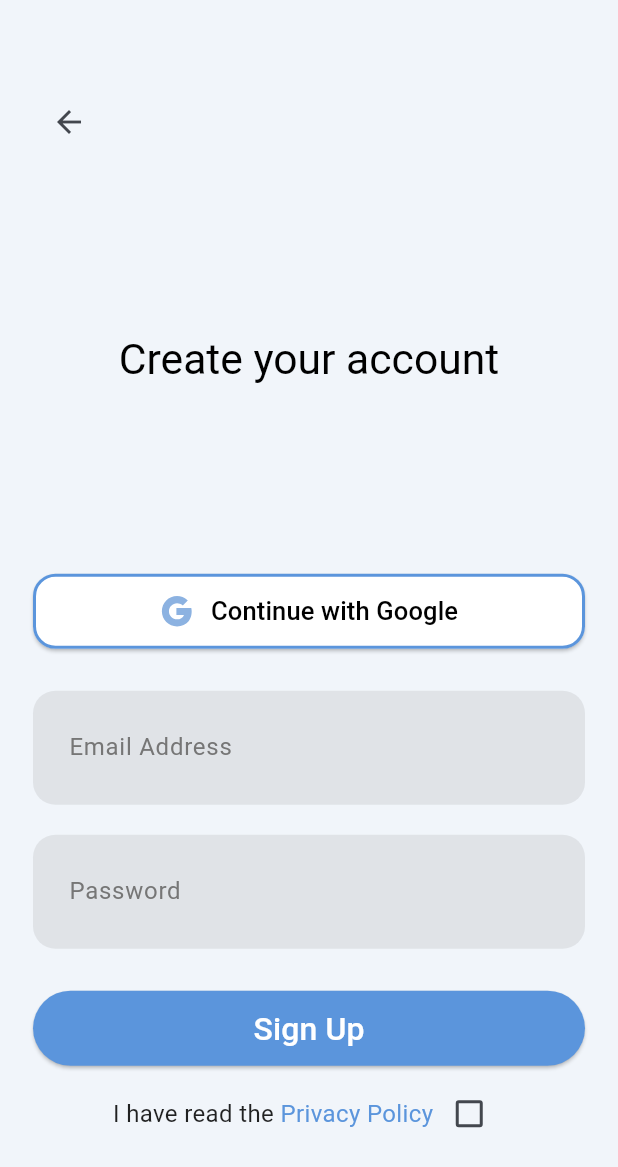
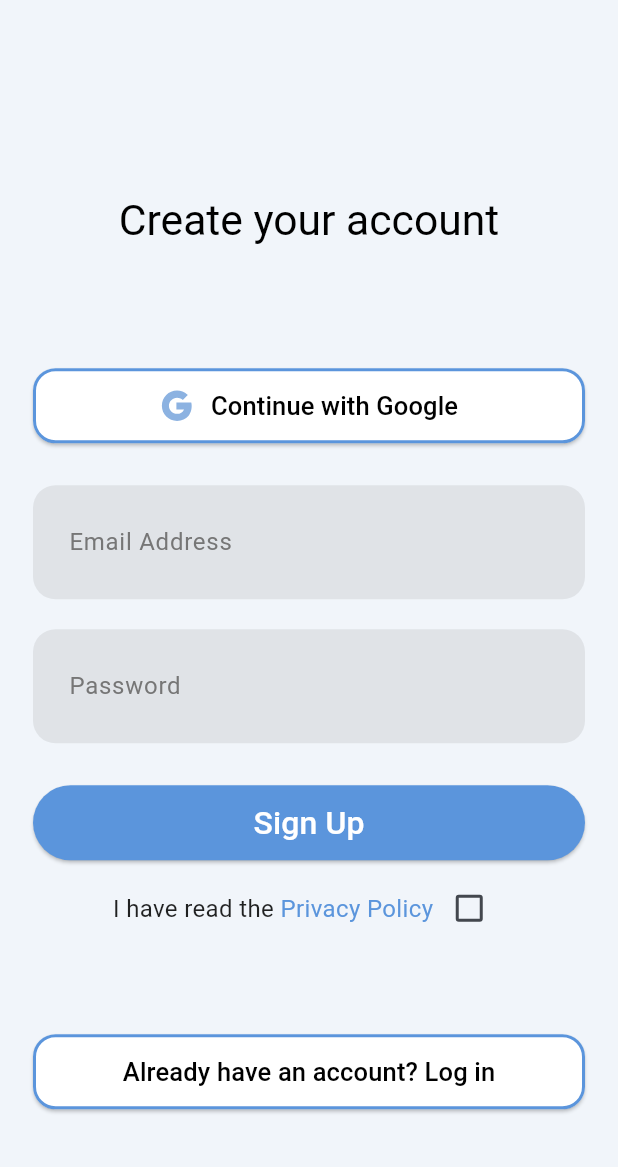
Before and after one commit to TBMenterprise/Zenify2, a Flutter app: the SignUpPage screen opened by its route, on a phone screen of 412 x 824 dp. Shown: the top 1167 px of the screen. Run offline on Flutter 3.47's test engine with Material 3 defaults, Android fonts, the light colour scheme and no system bars; our stand-ins replace email_validator, firebase_auth, firebase_core, flutter_svg; accounts and stored records are empty; Roboto replaces fonts that are missing (Literata).

Commit message:
new buttons and spacing and margin unification

```diff
--- a/lib/settings.dart
+++ b/lib/settings.dart
@@ -67,7 +67,7 @@
         shadowColor: Colors.transparent,
       ),
       body: Padding(
-        padding: const EdgeInsets.symmetric(horizontal: 16.0, vertical: 20.0),
+        padding: const EdgeInsets.symmetric(horizontal: 22.0, vertical: 20.0),
         child: ListView(
           children: [
             Card(
@@ -76,7 +76,7 @@
                 borderRadius: BorderRadius.circular(16),
               ),
               child: Padding(
-                padding: const EdgeInsets.symmetric(vertical: 24.0),
+                padding: const EdgeInsets.symmetric(vertical: 24.0,horizontal: 22.0),
                 child: Column(
                   children: [
                     CircleAvatar(
--- a/lib/sign_up.dart
+++ b/lib/sign_up.dart
@@ -55,25 +55,20 @@
     return Scaffold(
       // backgroundColor is now inherited from the theme's colorScheme.background
       body: Container(
-          margin: const EdgeInsets.only(top: 20, left: 22, right: 22, bottom: 20),
+          margin: const EdgeInsets.only(top:60, left: 22, right: 22,),
           child: Center(
           child: SingleChildScrollView(
             child: Form(
               key: _formKey,
               child: Column(
               children: [
-                Align(
-                    alignment: Alignment.centerLeft,
-                    child: backbutton(),
-                  ),
-              SizedBox( height: 116),
               Text(
               'Create your account',
               style: theme.textTheme.headlineMedium,
             ),
 
             const SizedBox(
-                height: 124,
+                height: 80,
                 ),
             googleButton(),
             const SizedBox(
@@ -92,6 +87,9 @@
                erroRmessage(),
             const SizedBox(height: 8),
             readPrivacypol(),
+            const SizedBox(height: 60),
+            alreadyhaveanaccount(),
+            const SizedBox(height: 16),
               ],
            ),
           ),
@@ -100,13 +98,22 @@
       ),
     );
   }
-  Widget backbutton() {
-    return IconButton(
-      icon: const Icon(Icons.arrow_back),
+  Widget alreadyhaveanaccount() {
+    final theme = Theme.of(context);
+    return ElevatedButton(
       onPressed: () {
-        Navigator.pushNamed(context, '/start_page');
-
+        Navigator.pushNamed(context, '/login');
       },
+      style: ElevatedButton.styleFrom(
+          backgroundColor: Colors.white,
+          side: BorderSide(color: theme.colorScheme.primary, width: 2),
+          foregroundColor: Colors.black,
+          shape:
+              RoundedRectangleBorder(borderRadius: BorderRadius.circular(15))),
+      child: const Text(
+        'Already have an account? Log in',
+        style: TextStyle(fontSize: 17),
+      ),
     );
   }
   Widget googleButton() {
--- a/lib/update_password.dart
+++ b/lib/update_password.dart
@@ -73,7 +73,7 @@
         ),
       ),
       body: Padding(
-        padding: const EdgeInsets.symmetric(horizontal: 22.0),
+        padding: const EdgeInsets.symmetric(horizontal: 22.0,vertical: 24.0),
         child: Form(
           key: _formKey,
           child: SingleChildScrollView(
```
Also changed, not shown: lib/chat.dart (+51 -30 lines), lib/login.dart (+24 -13 lines).
